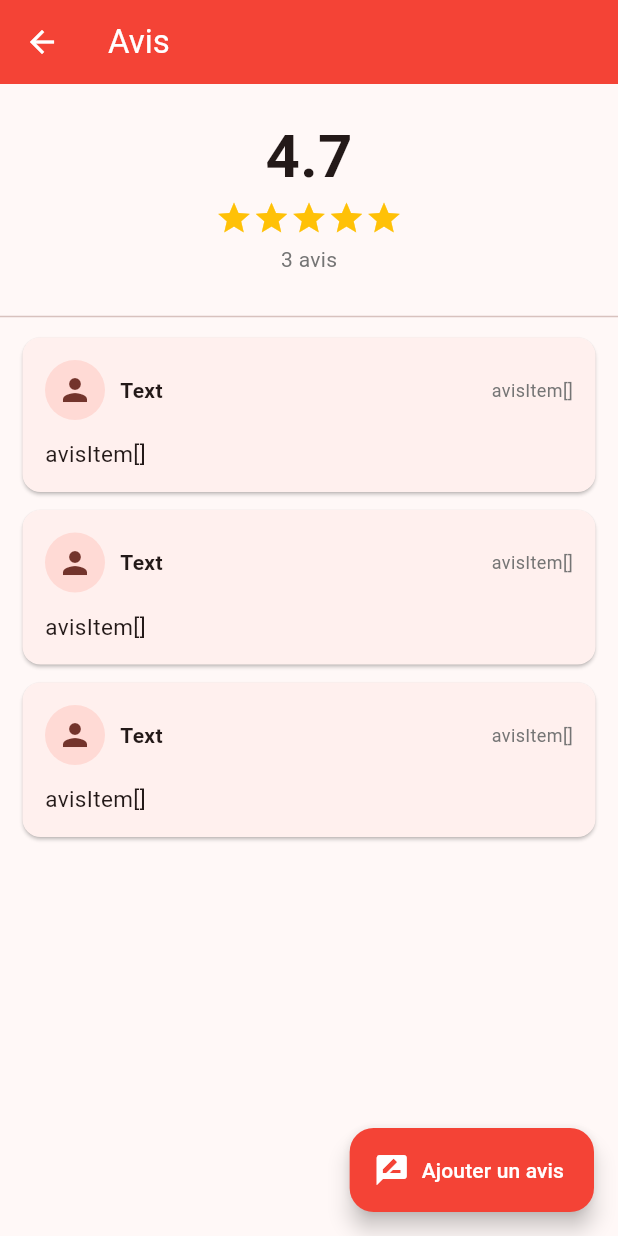
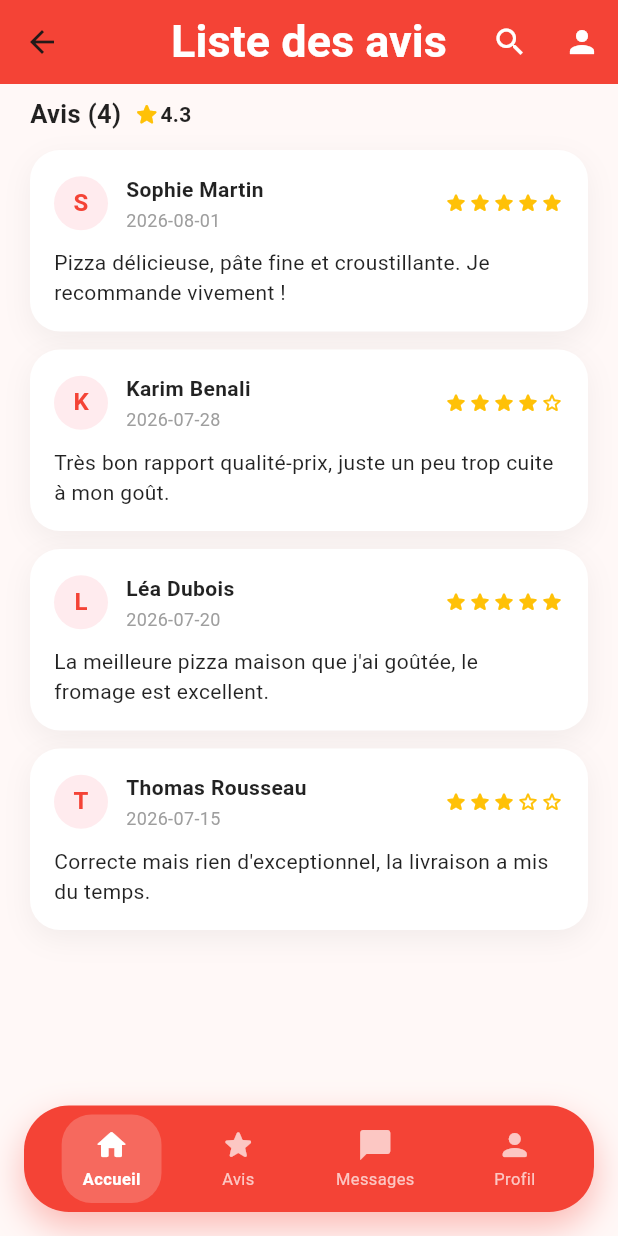
Before and after one commit to exauce21/archi_pizza, a Flutter app: the AvisListe screen opened directly, on a phone screen of 412 x 824 dp. Run offline on Flutter 3.47's test engine with Material 3 defaults, Android fonts, the phone set to English and light mode, and no system bars; our stand-ins replace transparent_image; network calls fail.

Commit message:
Feature avis

```diff
--- a/lib/avisListe.dart
+++ b/lib/avisListe.dart
@@ -1,206 +1,89 @@
-import 'package:archi_pizza/avis.dart';
 import 'package:flutter/material.dart';
+import 'TopBarMenu.dart';
+import 'avis.dart';
+import 'avisWidget.dart';
+import 'bottomBarMenu.dart';
 
 class AvisListe extends StatefulWidget {
   const AvisListe({super.key});
 
   @override
-  State<AvisListe> createState() => _AvisListe();
+  State<AvisListe> createState() => _AvisListeState();
 }
 
-class _AvisListe extends State<AvisListe> {
-  final List<Avis> listavis = [
-    Avis (
-      "Claude Tom",
+class _AvisListeState extends State<AvisListe> {
+  final List<Avis> avisliste = [
+    Avis(
+      "Sophie Martin",
       5,
-      "Très bonne pizza ! La pâte est excellente.",
-     "Aujourd'hui",
+      "Pizza délicieuse, pâte fine et croustillante. Je recommande vivement !",
+      "2026-08-01",
     ),
-    Avis (
-      "Michel Dupont",
+    Avis(
+      "Karim Benali",
       4,
-     "Très bon goût, je recommande.",
-      "Hier",
+      "Très bon rapport qualité-prix, juste un peu trop cuite à mon goût.",
+      "2026-07-28",
     ),
-    Avis (
-      "Sophie Martin",
-      2,
-      "Pizza délicieuse et bien garnie.",
-      "12/08/2026",
+    Avis(
+      "Léa Dubois",
+      5,
+      "La meilleure pizza maison que j'ai goûtée, le fromage est excellent.",
+      "2026-07-20",
+    ),
+    Avis(
+      "Thomas Rousseau",
+      3,
+      "Correcte mais rien d'exceptionnel, la livraison a mis du temps.",
+      "2026-07-15",
     ),
   ];
 
   @override
   Widget build(BuildContext context) {
 
+    final double moyenne =
+        avisliste.map((a) => a.note).reduce((a, b) => a + b) / avisliste.length;
+
     return Scaffold(
-      appBar: AppBar(
-        title: const Text("Avis"),
-        backgroundColor: Colors.red,
-        foregroundColor: Colors.white,
-      ),
-
-      body: Column(
-        children: [
-
-          // NOTE MOYENNE
-          Container(
-            width: double.infinity,
-            padding: const EdgeInsets.all(20),
-
-            child: Column(
-              children: [
-
-                const Text(
-                  "4.7",
-                  style: TextStyle(
-                    fontSize: 40,
-                    fontWeight: FontWeight.bold,
-                  ),
-                ),
-
-                Row(
-                  mainAxisAlignment: MainAxisAlignment.center,
-                  children: List.generate(
-                    5,
-                        (index) => const Icon(
-                      Icons.star,
-                      color: Colors.amber,
-                      size: 25,
+      appBar: Topbarmenu(title: 'Liste des avis'),
+      bottomNavigationBar: Bottombarmenu(),
+      body: ListView.builder(
+        padding: const EdgeInsets.symmetric(vertical: 8, horizontal: 20),
+        itemCount: avisliste.length + 1, // +1 pour le header
+        itemBuilder: (context, index) {
+          if (index == 0) {
+            return Padding(
+              padding: const EdgeInsets.only(bottom: 12),
+              child: Row(
+                children: [
+                  Text(
+                    "Avis (${avisliste.length})",
+                    style: const TextStyle(
+                      fontSize: 17,
+                      fontWeight: FontWeight.w700,
+                      color: Colors.black87,
                     ),
                   ),
-                ),
-
-                const SizedBox(height: 5),
-
-                Text(
-                  "${listavis.length} avis",
-                  style: TextStyle(
-                    color: Colors.grey.shade600,
-                  ),
-                ),
-              ],
-            ),
-          ),
-
-          const Divider(),
-
-          // LISTE DES AVIS
-          Expanded(
-            child: ListView.builder(
-              itemCount: listavis.length,
-              itemBuilder: (context, index) {
-
-                final avisItem = listavis[index];
-
-                return Card(
-                  margin: const EdgeInsets.symmetric(
-                    horizontal: 15,
-                    vertical: 6,
-                  ),
-
-                  child: Padding(
-                    padding: const EdgeInsets.all(15),
-
-                    child: Column(
-                      crossAxisAlignment: CrossAxisAlignment.start,
-
-                      children: [
-
-                        // NOM + NOTE
-                        Row(
-                          children: [
-
-                            const CircleAvatar(
-                              child: Icon(Icons.person),
-                            ),
-
-                            const SizedBox(width: 10),
-
-                            Expanded(
-                              child: Column(
-                                crossAxisAlignment:
-                                CrossAxisAlignment.start,
-
-                                children: [
-
-                                  Text(
-                                    "Text",
-                                    style: const TextStyle(
-                                      fontWeight: FontWeight.bold,
-                                    ),
-                                  ),
-
-                                  /*Row(
-                                    children: List.generate(
-                                      5,
-                                          (starIndex) => Icon(
-                                        starIndex <
-                                            listavis.
-                                            ? Icons.star
-                                            : Icons.star_border,
-                                        color: Colors.amber,
-                                        size: 18,
-                                      ),
-                                    ),
-                                  ),*/
-                                ],
-                              ),
-                            ),
-
-                            Text(
-                              "avisItem[]",
-                              style: TextStyle(
-                                fontSize: 12,
-                                color: Colors.grey.shade600,
-                              ),
-                            ),
-                          ],
-                        ),
-
-                        const SizedBox(height: 12),
-
-                        // COMMENTAIRE
-                        Text(
-                          "avisItem[]",
-                          style: const TextStyle(
-                            fontSize: 15,
-                          ),
-                        ),
-                      ],
+                  const SizedBox(width: 8),
+                  const Icon(Icons.star_rounded, size: 18, color: Colors.amber),
+                  Text(
+                    moyenne.toStringAsFixed(1),
+                    style: const TextStyle(
+                      fontSize: 14,
+                      fontWeight: FontWeight.w600,
+                      color: Colors.black87,
                     ),
                   ),
-                );
-              },
-            ),
-          ),
-        ],
-      ),
+                ],
+              ),
+            );
+          }
 
-      // BOUTON AJOUTER UN AVIS
-      floatingActionButton: FloatingActionButton.extended(
-        backgroundColor: Colors.red,
-
-        onPressed: () {
-          _ajouterAvis();
+          final avis = avisliste[index - 1]; // décalage à cause du header
+          return AvisWidget(avis: avis);
         },
-
-        icon: const Icon(
-          Icons.rate_review,
-          color: Colors.white,
-        ),
-
-        label: const Text(
-          "Ajouter un avis",
-          style: TextStyle(
-            color: Colors.white,
-          ),
-        ),
       ),
     );
   }
-
-  void _ajouterAvis() {
-    // Nous ajouterons ici le formulaire d'avis.
-  }
 }
--- /dev/null
+++ b/lib/avisWidget.dart
@@ -0,0 +1,101 @@
+import 'package:flutter/material.dart';
+import 'avis.dart';
+
+class AvisWidget extends StatelessWidget {
+  const AvisWidget({super.key, required this.avis});
+
+  final Avis avis;
+
+  @override
+  Widget build(BuildContext context) {
+    return Container(
+      margin: const EdgeInsets.only(bottom: 12),
+      padding: const EdgeInsets.all(16),
+      decoration: BoxDecoration(
+        color: Colors.white,
+        borderRadius: BorderRadius.circular(20),
+        boxShadow: [
+          BoxShadow(
+            color: Colors.black.withOpacity(0.05),
+            blurRadius: 16,
+            offset: const Offset(0, 6),
+          ),
+        ],
+      ),
+      child: Column(
+        crossAxisAlignment: CrossAxisAlignment.start,
+        children: [
+          Row(
+            children: [
+              CircleAvatar(
+                radius: 18,
+                backgroundColor: Colors.red.shade50,
+                child: Text(
+                  avis.user.isNotEmpty ? avis.user[0].toUpperCase() : "?",
+                  style: const TextStyle(
+                    color: Colors.red,
+                    fontWeight: FontWeight.bold,
+                  ),
+                ),
+              ),
+              const SizedBox(width: 12),
+              Expanded(
+                child: Column(
+                  crossAxisAlignment: CrossAxisAlignment.start,
+                  children: [
+                    Text(
+                      avis.user,
+                      style: const TextStyle(
+                        fontWeight: FontWeight.w700,
+                        fontSize: 14,
+                        color: Colors.black87,
+                      ),
+                    ),
+                    const SizedBox(height: 2),
+                    Text(
+                      avis.dateTime,
+                      style: TextStyle(
+                        fontSize: 12,
+                        color: Colors.grey.shade500,
+                      ),
+                    ),
+                  ],
+                ),
+              ),
+              _RatingStars(note: avis.note),
+            ],
+          ),
+          const SizedBox(height: 10),
+          Text(
+            avis.commentaire,
+            style: const TextStyle(
+              fontSize: 14,
+              height: 1.4,
+              color: Colors.black87,
+            ),
+          ),
+        ],
+      ),
+    );
+  }
+}
+
+class _RatingStars extends StatelessWidget {
+  const _RatingStars({required this.note});
+
+  final int note;
+
+  @override
+  Widget build(BuildContext context) {
+    return Row(
+      mainAxisSize: MainAxisSize.min,
+      children: List.generate(5, (index) {
+        return Icon(
+          index < note ? Icons.star_rounded : Icons.star_border_rounded,
+          size: 16,
+          color: Colors.amber,
+        );
+      }),
+    );
+  }
+}
--- a/lib/bottomBarMenu.dart
+++ b/lib/bottomBarMenu.dart
@@ -1,33 +1,95 @@
 import 'package:flutter/material.dart';
+import 'package:archi_pizza/recettesListe.dart';
+import 'package:archi_pizza/avisListe.dart';
+import 'package:archi_pizza/userProfil.dart';
+
+import 'navItem.dart';
 
 class Bottombarmenu extends StatelessWidget {
-  const Bottombarmenu({super.key});
+  const Bottombarmenu({super.key, this.currentIndex = 0});
+
+  final int currentIndex;
+
+  void _onTap(BuildContext context, int index) {
+    if (index == currentIndex) return; // déjà sur la page
+
+    late final Widget page;
+    switch (index) {
+      case 0:
+        page = const RecettesListe();
+        break;
+      case 1:
+        page = const AvisListe();
+        break;
+      case 2:
+      // TODO: remplacer par ta vraie page Messages
+        page = const AvisListe();
+        break;
+      case 3:
+        page = const Userprofil();
+        break;
+      default:
+        return;
+    }
+
+    Navigator.pushReplacement(
+      context,
+      PageRouteBuilder(
+        pageBuilder: (context, animation, secondary) => page,
+        transitionsBuilder: (context, animation, secondaryAnimation, child) {
+          animation = CurvedAnimation(parent: animation, curve: Curves.ease);
+          return FadeTransition(opacity: animation, child: child);
+        },
+        transitionDuration: const Duration(milliseconds: 200),
+      ),
+    );
+  }
 
   @override
   Widget build(BuildContext context) {
-    return BottomNavigationBar(
-        backgroundColor: Colors.red,
-        selectedItemColor: Colors.black,
-        unselectedItemColor: Colors.white,
-        type: BottomNavigationBarType.fixed,
-        items: [
-          BottomNavigationBarItem(
-              icon: Icon(Icons.home),
-              label: 'Accueil'
+    return Container(
+      margin: const EdgeInsets.fromLTRB(16, 0, 16, 16),
+      padding: const EdgeInsets.symmetric(vertical: 6),
+      decoration: BoxDecoration(
+        color: Colors.red,
+        borderRadius: BorderRadius.circular(30),
+        boxShadow: [
+          BoxShadow(
+            color: Colors.red.withOpacity(0.35),
+            blurRadius: 20,
+            offset: const Offset(0, 10),
           ),
-          BottomNavigationBarItem(
-              icon: Icon(Icons.camera),
-              label: 'Photos'
+        ],
+      ),
+      child: Row(
+        mainAxisAlignment: MainAxisAlignment.spaceEvenly,
+        children: [
+          NavItem(
+            icon: Icons.home_rounded,
+            label: 'Accueil',
+            isActive: currentIndex == 0,
+            onTap: () => _onTap(context, 0),
           ),
-          BottomNavigationBarItem(
-              icon: Icon(Icons.message),
-              label: 'Messages'
+          NavItem(
+            icon: Icons.star_rounded,
+            label: 'Avis',
+            isActive: currentIndex == 1,
+            onTap: () => _onTap(context, 1),
           ),
-          BottomNavigationBarItem(
-              icon: Icon(Icons.message),
-              label: 'Messages'
+          NavItem(
+            icon: Icons.chat_bubble_rounded,
+            label: 'Messages',
+            isActive: currentIndex == 2,
+            onTap: () => _onTap(context, 2),
           ),
-        ]
+          NavItem(
+            icon: Icons.person_rounded,
+            label: 'Profil',
+            isActive: currentIndex == 3,
+            onTap: () => _onTap(context, 3),
+          ),
+        ],
+      ),
     );
   }
 }
--- /dev/null
+++ b/lib/imageSlider.dart
@@ -0,0 +1,76 @@
+import 'package:flutter/material.dart';
+
+class ImageSlider extends StatefulWidget {
+  const ImageSlider({
+    super.key,
+    required this.images,
+    this.height = 260,
+  });
+
+  final List<String> images;
+  final double height;
+
+  @override
+  State<ImageSlider> createState() => _ImageSliderState();
+}
+
+class _ImageSliderState extends State<ImageSlider> {
+  final PageController _controller = PageController();
+  int _currentPage = 0;
+
+  @override
+  void dispose() {
+    _controller.dispose();
+    super.dispose();
+  }
+
+  @override
+  Widget build(BuildContext context) {
+    return Column(
+      children: [
+        ClipRRect(
+          borderRadius: const BorderRadius.only(
+            bottomLeft: Radius.circular(28),
+            bottomRight: Radius.circular(28),
+          ),
+          child: SizedBox(
+            height: widget.height,
+            child: PageView.builder(
+              controller: _controller,
+              itemCount: widget.images.length,
+              onPageChanged: (index) {
+                setState(() => _currentPage = index);
+              },
+              itemBuilder: (context, index) {
+                return Image.network(
+                  widget.images[index],
+                  fit: BoxFit.cover,
+                  width: double.infinity,
+                );
+              },
+            ),
+          ),
+        ),
+        const SizedBox(height: 12),
+
+        // Les point d'indications
+        Row(
+          mainAxisAlignment: MainAxisAlignment.center,
+          children: List.generate(widget.images.length, (index) {
+            final isActive = index == _currentPage;
+            return AnimatedContainer(
+              duration: const Duration(milliseconds: 250),
+              margin: const EdgeInsets.symmetric(horizontal: 3),
+              width: isActive ? 20 : 6,
+              height: 6,
+              decoration: BoxDecoration(
+                color: isActive ? Colors.red : Colors.grey.shade300,
+                borderRadius: BorderRadius.circular(30),
+              ),
+            );
+          }),
+        ),
+      ],
+    );
+  }
+}
--- a/lib/main.dart
+++ b/lib/main.dart
@@ -1,3 +1,4 @@
+import 'package:archi_pizza/avisListe.dart';
 import 'package:archi_pizza/recettesListe.dart';
 import 'package:flutter/material.dart';
 void main() {
@@ -17,6 +18,7 @@ class MyApp extends StatelessWidget {
         useMaterial3: true,
       ),
       home: RecettesListe()
+      //home: AvisListe()
     );
   }
 }
--- /dev/null
+++ b/lib/navItem.dart
@@ -0,0 +1,53 @@
+import 'package:flutter/cupertino.dart';
+import 'package:flutter/material.dart';
+
+class NavItem extends StatelessWidget {
+  const NavItem({
+    super.key,
+    required this.icon,
+    required this.label,
+    required this.isActive,
+    required this.onTap,
+  });
+
+  final IconData icon;
+  final String label;
+  final bool isActive;
+  final VoidCallback onTap;
+
+
+  @override
+  Widget build(BuildContext context) {
+    return InkWell(
+      onTap: onTap,
+      borderRadius: BorderRadius.circular(20),
+      child: AnimatedContainer(
+        duration: const Duration(milliseconds: 200),
+        padding: const EdgeInsets.symmetric(horizontal: 14, vertical: 8),
+        decoration: BoxDecoration(
+          color: isActive ? Colors.white.withOpacity(0.2) : Colors.transparent,
+          borderRadius: BorderRadius.circular(20),
+        ),
+        child: Column(
+          mainAxisSize: MainAxisSize.min,
+          children: [
+            Icon(
+              icon,
+              color: isActive ? Colors.white : Colors.white.withOpacity(0.7),
+              size: 24,
+            ),
+            const SizedBox(height: 3),
+            Text(
+              label,
+              style: TextStyle(
+                fontSize: 11,
+                fontWeight: isActive ? FontWeight.w700 : FontWeight.w400,
+                color: isActive ? Colors.white : Colors.white.withOpacity(0.7),
+              ),
+            ),
+          ],
+        ),
+      ),
+    );
+  }
+}
--- a/lib/pizzaDetails.dart
+++ b/lib/pizzaDetails.dart
@@ -1,3 +1,4 @@
+import 'package:archi_pizza/imageSlider.dart';
 import 'package:archi_pizza/prixWidget.dart';
 import 'package:flutter/material.dart';
 import 'StackImage.dart';
@@ -52,14 +53,8 @@ class Pizzadetails extends StatelessWidget {
       bottomNavigationBar: Bottombarmenu(),
       body: ListView(
         children: [
-          ClipRRect(
-            borderRadius: const BorderRadius.only(
-              bottomLeft: Radius.circular(50),
-              bottomRight: Radius.circular(50),
-            ),
-            child: StackImage(imgUrl: recette.imageUrl),
 
-          ),
+          ImageSlider(images: recette.images),
 
           const SizedBox(height: 16),
 
```
